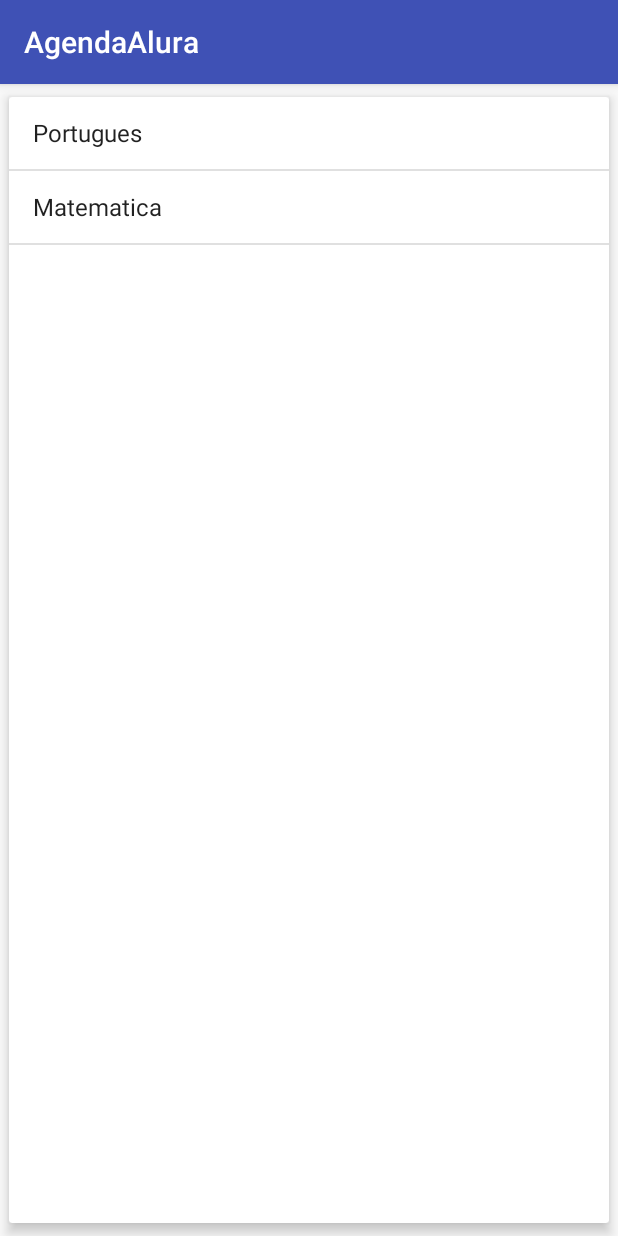
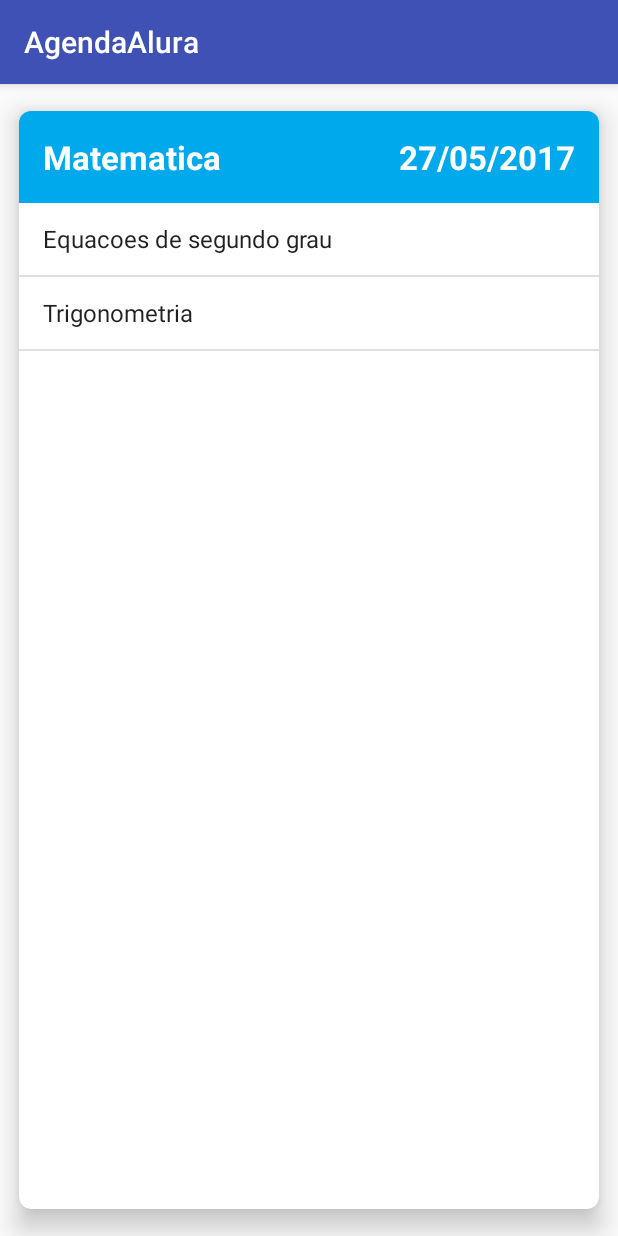
Before and after one commit to pedrinhocef/agendaAlura, an Android app: the ProvasActivity screen opened directly, with no data from a screen before it, after a tap on "Matematica", on a phone screen of 412 x 824 dp. Run offline under Robolectric (Android 15) with nearby library versions, the phone set to English and light mode, and no system bars.

Commit message:
adicionando DetalhesActivity

```diff
--- a/app/build.gradle
+++ b/app/build.gradle
@@ -26,7 +26,7 @@ dependencies {
     })
     compile 'com.android.support.constraint:constraint-layout:1.0.2'
     compile 'com.android.support:design:26.0.0-alpha1'
-    testCompile 'junit:junit:4.12'
     compile 'com.android.support:appcompat-v7:26.0.0-alpha1'
     compile 'com.android.support:cardview-v7:26.0.0-alpha1'
+    testCompile 'junit:junit:4.12'
 }
--- a/app/src/main/AndroidManifest.xml
+++ b/app/src/main/AndroidManifest.xml
@@ -22,7 +22,7 @@
         </activity>
         <activity
             android:name=".FormularioActivity"
-            android:parentActivityName=".ListaAlunosActivity"></activity>
+            android:parentActivityName=".ListaAlunosActivity" />
 
         <provider
             android:name="android.support.v4.content.FileProvider"
@@ -36,11 +36,12 @@
 
         <receiver android:name=".receiver.SMSReceiver">
             <intent-filter>
-                <action android:name="android.provider.Telephony.SMS_RECEIVED"></action>
+                <action android:name="android.provider.Telephony.SMS_RECEIVED" />
             </intent-filter>
         </receiver>
 
-        <activity android:name=".ProvasActivity"></activity>
+        <activity android:name=".ProvasActivity" />
+        <activity android:name=".DetalhesProvaActivity"></activity>
     </application>
 
 </manifest>
--- /dev/null
+++ b/app/src/main/java/br/com/pedrodroid/agendaalura/DetalhesProvaActivity.java
@@ -0,0 +1,38 @@
+package br.com.pedrodroid.agendaalura;
+
+import android.content.Intent;
+import android.support.v7.app.AppCompatActivity;
+import android.os.Bundle;
+import android.widget.ArrayAdapter;
+import android.widget.ListView;
+import android.widget.TextView;
+
+import java.io.Serializable;
+
+import br.com.pedrodroid.agendaalura.modelo.Prova;
+
+public class DetalhesProvaActivity extends AppCompatActivity {
+
+    @Override
+    protected void onCreate(Bundle savedInstanceState) {
+        super.onCreate(savedInstanceState);
+        setContentView(R.layout.activity_detalhes_prova);
+
+        Intent intent = getIntent();
+        Prova prova = (Prova) intent.getSerializableExtra("prova");
+
+        TextView materia = (TextView) findViewById(R.id.detalhes_prova_materia);
+        TextView data = (TextView) findViewById(R.id.detalhes_prova_data);
+
+        ListView listaTopicos = (ListView) findViewById(R.id.detalhes_prova_topicos);
+
+
+        materia.setText(prova.getMateria());
+        data.setText(prova.getData());
+
+        ArrayAdapter<String> adapter =
+                new ArrayAdapter<String>(this,android.R.layout.simple_list_item_1, prova.getTopicos());
+
+        listaTopicos.setAdapter(adapter);
+    }
+}
--- a/app/src/main/java/br/com/pedrodroid/agendaalura/ProvasActivity.java
+++ b/app/src/main/java/br/com/pedrodroid/agendaalura/ProvasActivity.java
@@ -1,5 +1,6 @@
 package br.com.pedrodroid.agendaalura;
 
+import android.content.Intent;
 import android.support.v7.app.AppCompatActivity;
 import android.os.Bundle;
 import android.view.View;
@@ -38,6 +39,10 @@ public class ProvasActivity extends AppCompatActivity {
             public void onItemClick(AdapterView<?> parent, View view, int position, long l) {
                 Prova prova = (Prova) parent.getItemAtPosition(position);
                 Toast.makeText(ProvasActivity.this, "Clicou na prova de " + prova, Toast.LENGTH_SHORT).show();
+
+                Intent vaiParaDetalhes = new Intent(ProvasActivity.this, DetalhesProvaActivity.class);
+                vaiParaDetalhes.putExtra("prova", prova);
+                startActivity(vaiParaDetalhes);
             }
         });
     }
--- a/app/src/main/java/br/com/pedrodroid/agendaalura/modelo/Prova.java
+++ b/app/src/main/java/br/com/pedrodroid/agendaalura/modelo/Prova.java
@@ -1,12 +1,13 @@
 package br.com.pedrodroid.agendaalura.modelo;
 
+import java.io.Serializable;
 import java.util.List;
 
 /**
  * Created by pedrodroid on 12/07/17.
  */
 
-public class Prova {
+public class Prova implements Serializable {
 
     private String materia;
     private String data;
--- /dev/null
+++ b/app/src/main/res/layout/activity_detalhes_prova.xml
@@ -0,0 +1,54 @@
+<?xml version="1.0" encoding="utf-8"?>
+<android.support.v7.widget.CardView xmlns:android="http://schemas.android.com/apk/res/android"
+    xmlns:tools="http://schemas.android.com/tools"
+    android:layout_width="match_parent"
+    android:layout_height="match_parent"
+    xmlns:app="http://schemas.android.com/apk/res-auto"
+    app:cardElevation="10dp"
+    app:cardUseCompatPadding="true"
+    app:cardCornerRadius="8dp"
+    tools:context="br.com.pedrodroid.agendaalura.DetalhesProvaActivity">
+
+    <LinearLayout
+        android:layout_width="match_parent"
+        android:layout_height="match_parent"
+        android:orientation="vertical">
+
+    <RelativeLayout
+        android:layout_width="match_parent"
+        android:layout_height="wrap_content"
+        android:background="#00A8EC">
+
+        <TextView
+            android:id="@+id/detalhes_prova_materia"
+            android:layout_width="wrap_content"
+            android:layout_height="wrap_content"
+            android:text="Materia"
+            android:layout_margin="16dp"
+            android:textColor="#fff"
+            android:textStyle="bold"
+            android:textSize="22sp"/>
+
+        <TextView
+            android:id="@+id/detalhes_prova_data"
+            android:layout_width="wrap_content"
+            android:layout_height="wrap_content"
+            android:text="Data"
+            android:layout_alignParentRight="true"
+            android:layout_alignParentEnd="true"
+            android:layout_margin="16dp"
+            android:textSize="22sp"
+            android:textStyle="bold"
+            android:textColor="#fff"/>
+
+    </RelativeLayout>
+
+        <ListView
+            android:id="@+id/detalhes_prova_topicos"
+            android:layout_width="match_parent"
+            android:layout_height="match_parent">
+
+        </ListView>
+    </LinearLayout>
+
+</android.support.v7.widget.CardView>
```
